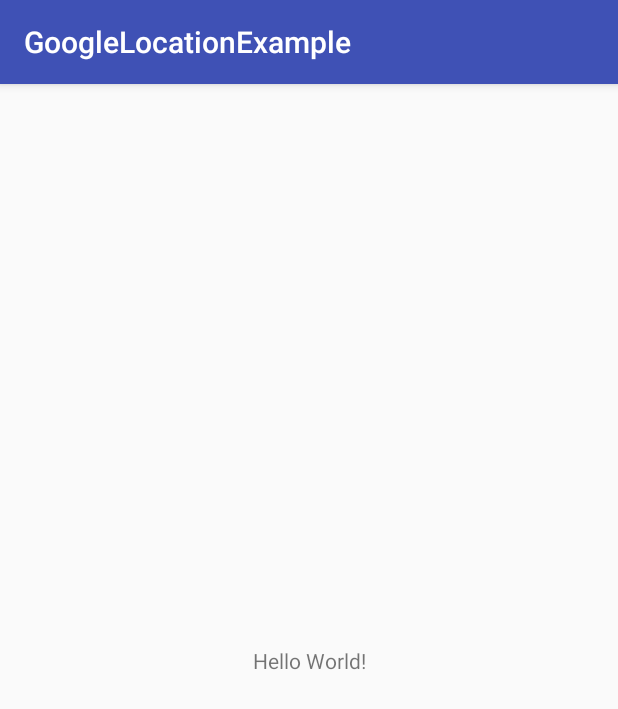
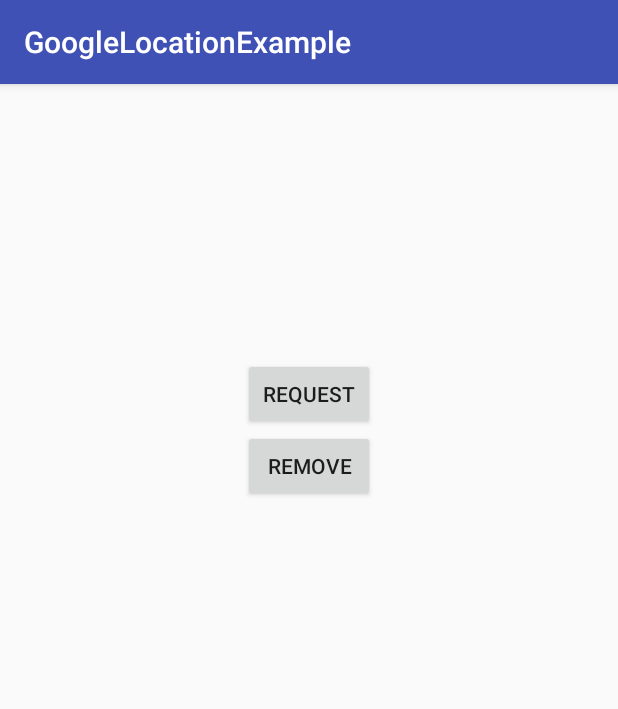
Before and after one commit to ezirmusitua/android-toys, an Android app: the screen it shows after launch (MainActivity), on a phone screen of 412 x 824 dp. Shown: the top 709 px of the screen. Run offline under Robolectric (Android 15) with nearby library versions, the phone set to English and light mode, and no system bars.

Commit message:
Update Location Example to include activity recognize

```diff
--- a/GoogleLocationExample/app/src/main/AndroidManifest.xml
+++ b/GoogleLocationExample/app/src/main/AndroidManifest.xml
@@ -18,7 +18,11 @@
                 <category android:name="android.intent.category.LAUNCHER" />
             </intent-filter>
         </activity>
+        <service android:name=".DetectedAcitvityIntentService" android:exported="false">
+        </service>
     </application>
+    <uses-permission android:name="com.google.android.gms.permission.ACTIVITY_RECOGNITION">
+    </uses-permission>
     <uses-permission android:name="android.permission.ACCESS_FINE_LOCATION">
     </uses-permission>
 
--- a/GoogleLocationExample/app/src/main/java/com/example/android/googlelocationexample/MainActivity.java
+++ b/GoogleLocationExample/app/src/main/java/com/example/android/googlelocationexample/MainActivity.java
@@ -1,61 +1,111 @@
 package com.example.android.googlelocationexample;
 
+import android.app.PendingIntent;
+import android.content.BroadcastReceiver;
+import android.content.Context;
+import android.content.Intent;
+import android.content.IntentFilter;
 import android.content.pm.PackageManager;
 import android.location.Location;
 import android.support.v4.app.ActivityCompat;
 import android.support.v4.content.ContextCompat;
+import android.support.v4.content.LocalBroadcastManager;
 import android.support.v7.app.AppCompatActivity;
 import android.os.Bundle;
 import android.util.Log;
+import android.view.View;
 import android.widget.TextView;
+import android.widget.Toast;
 
 import com.google.android.gms.common.ConnectionResult;
 import com.google.android.gms.common.api.GoogleApiClient;
+import com.google.android.gms.common.api.ResultCallback;
+import com.google.android.gms.common.api.Status;
+import com.google.android.gms.location.ActivityRecognition;
+import com.google.android.gms.location.DetectedActivity;
 import com.google.android.gms.location.LocationListener;
 import com.google.android.gms.location.LocationRequest;
 import com.google.android.gms.location.LocationServices;
 
+import java.util.ArrayList;
+
 public class MainActivity extends AppCompatActivity implements
         ActivityCompat.OnRequestPermissionsResultCallback,
+        ResultCallback<Status>,
         GoogleApiClient.ConnectionCallbacks,
         GoogleApiClient.OnConnectionFailedListener,
         LocationListener {
     private final String LOG_TAG = "J_LOCATION_EXAMPLE";
-    private TextView tv_location;
-    private GoogleApiClient ggApiClient;
+    private TextView tvLocation;
+    private TextView tvActivityRecognize;
+    private GoogleApiClient locationApiClient;
+    private GoogleApiClient activityRecognizeClient;
     private LocationRequest ggLocationReq;
+    private ActivityDetectionBroadcastReceiver broadcastReceiver;
 
     @Override
     protected void onCreate(Bundle savedInstanceState) {
         super.onCreate(savedInstanceState);
         setContentView(R.layout.activity_main);
-        this.ggApiClient = new GoogleApiClient.Builder(this)
+        this.locationApiClient = new GoogleApiClient.Builder(this)
                 .addApi(LocationServices.API)
                 .addConnectionCallbacks(this)
                 .addOnConnectionFailedListener(this)
                 .build();
-        this.tv_location = (TextView) findViewById(R.id.text_location);
+        this.activityRecognizeClient = new GoogleApiClient.Builder(this)
+                .addApi(ActivityRecognition.API)
+                .addConnectionCallbacks(this)
+                .addOnConnectionFailedListener(this)
+                .build();
+        this.tvLocation = (TextView) findViewById(R.id.text_location);
+        this.tvActivityRecognize = (TextView) findViewById(R.id.text_activity_recognize);
+        this.broadcastReceiver = new ActivityDetectionBroadcastReceiver();
     }
 
     @Override
     public void onRequestPermissionsResult(int requestCode, String[] permissions, int[] grantResults) {
-        this.ggApiClient.connect();
+        this.locationApiClient.connect();
+        this.locationApiClient.connect();
     }
 
     @Override
     protected void onStart() {
         super.onStart();
         Boolean noPermission = ContextCompat.checkSelfPermission(this, android.Manifest.permission.ACCESS_FINE_LOCATION) != PackageManager.PERMISSION_GRANTED;
+        Toast.makeText(this, "HHHHHH", Toast.LENGTH_SHORT).show();
         if (noPermission) {
-            String[] needPermissions = {android.Manifest.permission.ACCESS_FINE_LOCATION};
-            ActivityCompat.requestPermissions(this, needPermissions, 1);
+            String[] needPermissions = {
+                    android.Manifest.permission.ACCESS_FINE_LOCATION
+            };
+            ActivityCompat.requestPermissions(this, needPermissions, 0);
+        } else {
+            this.locationApiClient.connect();
+            this.activityRecognizeClient.connect();
         }
     }
 
     @Override
     protected void onStop() {
-        this.ggApiClient.disconnect();
+        this.locationApiClient.disconnect();
+        this.activityRecognizeClient.disconnect();
         super.onStop();
+    }
+
+
+    @Override
+    protected void onPause() {
+        LocalBroadcastManager.getInstance(this).unregisterReceiver(this.broadcastReceiver);
+        super.onPause();
+    }
+
+    @Override
+    protected void onResume() {
+        LocalBroadcastManager.getInstance(this).registerReceiver(this.broadcastReceiver, new IntentFilter(Constants.BROADCAST_ACTION));
+        super.onResume();
+    }
+
+    public void onResult(Status status) {
+        // do nothing
     }
 
     @Override
@@ -73,7 +123,7 @@ public class MainActivity extends AppCompatActivity implements
         this.ggLocationReq = LocationRequest.create();
         this.ggLocationReq.setPriority(LocationRequest.PRIORITY_HIGH_ACCURACY);
         this.ggLocationReq.setInterval(1000);
-        LocationServices.FusedLocationApi.requestLocationUpdates(this.ggApiClient,
+        LocationServices.FusedLocationApi.requestLocationUpdates(this.locationApiClient,
                 this.ggLocationReq, this);
     }
 
@@ -81,6 +131,68 @@ public class MainActivity extends AppCompatActivity implements
     public void onLocationChanged(Location location) {
         Log.i(this.LOG_TAG, location.toString());
         String latitude = Double.toString(location.getLatitude());
-        this.tv_location.setText(latitude);
+        String longitude = Double.toString(location.getLongitude());
+        String text = latitude + "|" + longitude;
+        this.tvLocation.setText(text);
+    }
+
+    public void requestActivityUpdates(View view) {
+        ActivityRecognition.ActivityRecognitionApi.requestActivityUpdates(
+                this.activityRecognizeClient, 5000, getActivityDetectionPendingIntent())
+                .setResultCallback(this);
+    }
+
+    public void removeActivityUpdates(View view) {
+        ActivityRecognition.ActivityRecognitionApi.removeActivityUpdates(
+                this.activityRecognizeClient, getActivityDetectionPendingIntent())
+                .setResultCallback(this);
+    }
+
+    private PendingIntent getActivityDetectionPendingIntent() {
+        Intent intent = new Intent(this, DetectedAcitvityIntentService.class);
+        return PendingIntent.getService(this, 0, intent, PendingIntent.FLAG_UPDATE_CURRENT);
+    }
+
+    private class ActivityDetectionBroadcastReceiver extends BroadcastReceiver {
+        @Override
+        public void onReceive(Context context, Intent intent) {
+            ArrayList<DetectedActivity> detectedActivities = intent.getParcelableArrayListExtra(Constants.ACTIVITY_EXTRA);
+            String resultStr = "";
+            for (DetectedActivity activity : detectedActivities) {
+                resultStr += convertTypeToName(activity.getType()) + "::" + activity.getConfidence() + "\n";
+            }
+            tvActivityRecognize.setText(resultStr);
+        }
+
+        private String convertTypeToName(Integer typeCode) {
+            String typeName = "";
+            switch (typeCode) {
+                case DetectedActivity.IN_VEHICLE:
+                    typeName = "In Vehicle";
+                    break;
+                case DetectedActivity.ON_BICYCLE:
+                    typeName = "On Bicycle";
+                    break;
+                case DetectedActivity.ON_FOOT:
+                    typeName = "On Foot";
+                    break;
+                case DetectedActivity.RUNNING:
+                    typeName = "Running";
+                    break;
+                case DetectedActivity.STILL:
+                    typeName = "Still";
+                    break;
+                case DetectedActivity.TILTING:
+                    typeName = "Tilting";
+                    break;
+                case DetectedActivity.WALKING:
+                    typeName = "WALKING";
+                    break;
+                case DetectedActivity.UNKNOWN:
+                    typeName = "Unknown:";
+                    break;
+            }
+            return typeName;
+        }
     }
 }
--- a/GoogleLocationExample/app/src/main/res/layout/activity_main.xml
+++ b/GoogleLocationExample/app/src/main/res/layout/activity_main.xml
@@ -1,19 +1,37 @@
 <?xml version="1.0" encoding="utf-8"?>
-<android.support.constraint.ConstraintLayout xmlns:android="http://schemas.android.com/apk/res/android"
-    xmlns:app="http://schemas.android.com/apk/res-auto"
+<LinearLayout
+    android:orientation="vertical"
+    xmlns:android="http://schemas.android.com/apk/res/android"
     xmlns:tools="http://schemas.android.com/tools"
     android:layout_width="match_parent"
     android:layout_height="match_parent"
+    android:gravity="center_horizontal"
     tools:context="com.example.android.googlelocationexample.MainActivity">
 
     <TextView
         android:id="@+id/text_location"
+        android:layout_width="match_parent"
+        android:layout_height="wrap_content"
+        android:minLines="1" />
+    <TextView
+        android:id="@+id/text_activity_recognize"
+        android:layout_width="match_parent"
+        android:layout_height="wrap_content"
+        android:minLines="10"
+        tools:layout_editor_absoluteX="16dp"
+        tools:layout_editor_absoluteY="44dp" />
+    <Button
+        android:id="@+id/btn_request"
         android:layout_width="wrap_content"
         android:layout_height="wrap_content"
-        android:text="Hello World!"
-        app:layout_constraintBottom_toBottomOf="parent"
-        app:layout_constraintLeft_toLeftOf="parent"
-        app:layout_constraintRight_toRightOf="parent"
-        app:layout_constraintTop_toTopOf="parent" />
+        android:text="Request"
+        android:onClick="requestActivityUpdates" />
 
-</android.support.constraint.ConstraintLayout>
+    <Button
+        android:id="@+id/btn_remove"
+        android:layout_width="wrap_content"
+        android:layout_height="wrap_content"
+        android:text="Remove"
+        android:onClick="removeActivityUpdates" />
+
+</LinearLayout>
```
Also changed, not shown: GoogleLocationExample/app/src/main/java/com/example/android/googlelocationexample/Constants.java (added, +13 -0 lines), GoogleLocationExample/app/src/main/java/com/example/android/googlelocationexample/DetectedAcitvityIntentService.java (added, +32 -0 lines).
